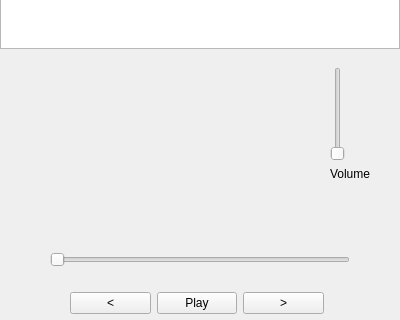
Qt form podcast_pro/mainwindow.ui (devtamer/podcast-pro) before a commit; both pictures show x 0 to 400 and y 162 to 482 of the 400 by 600 pixel window.
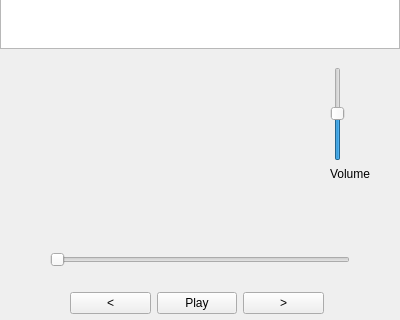
The same form after that commit.

Diff of the .ui file:
```diff
--- a/podcast_pro/mainwindow.ui
+++ b/podcast_pro/mainwindow.ui
@@ -55,6 +55,9 @@
     <layout class="QVBoxLayout" name="verticalLayout">
      <item>
       <widget class="QSlider" name="volumeSlider">
+       <property name="value">
+        <number>50</number>
+       </property>
        <property name="orientation">
         <enum>Qt::Vertical</enum>
        </property>
@@ -108,13 +111,26 @@
      </item>
     </layout>
    </widget>
-   <widget class="QWidget" name="layoutWidget">
+   <widget class="QLabel" name="coverArtLabel">
+    <property name="geometry">
+     <rect>
+      <x>70</x>
+      <y>210</y>
+      <width>241</width>
+      <height>121</height>
+     </rect>
+    </property>
+    <property name="text">
+     <string/>
+    </property>
+   </widget>
+   <widget class="QWidget" name="">
     <property name="geometry">
      <rect>
       <x>60</x>
-      <y>350</y>
+      <y>351</y>
       <width>281</width>
-      <height>46</height>
+      <height>44</height>
      </rect>
     </property>
     <layout class="QVBoxLayout" name="verticalLayout_2">
@@ -131,31 +147,46 @@
       </widget>
      </item>
      <item>
+      <layout class="QHBoxLayout" name="horizontalLayout_2">
+       <item>
       <widget class="QLabel" name="authorLabel">
+         <property name="maximumSize">
+          <size>
+           <width>150</width>
+           <height>16777215</height>
+          </size>
+         </property>
        <property name="font">
         <font>
          <pointsize>10</pointsize>
         </font>
        </property>
+         <property name="layoutDirection">
+          <enum>Qt::LeftToRight</enum>
+         </property>
        <property name="text">
         <string/>
        </property>
-      </widget>
-     </item>
-    </layout>
-   </widget>
-   <widget class="QLabel" name="coverArtLabel">
-    <property name="geometry">
-     <rect>
-      <x>70</x>
-      <y>210</y>
-      <width>161</width>
-      <height>121</height>
-     </rect>
+         <property name="alignment">
+          <set>Qt::AlignLeading|Qt::AlignLeft|Qt::AlignVCenter</set>
+         </property>
+        </widget>
+       </item>
+       <item>
+        <widget class="QLabel" name="durationLabel">
+         <property name="font">
+          <font>
+           <pointsize>10</pointsize>
+          </font>
     </property>
     <property name="text">
      <string/>
     </property>
+        </widget>
+       </item>
+      </layout>
+     </item>
+    </layout>
    </widget>
   </widget>
   <widget class="QMenuBar" name="menubar">
```
Lines whose indentation alone changed are shown as unchanged.
